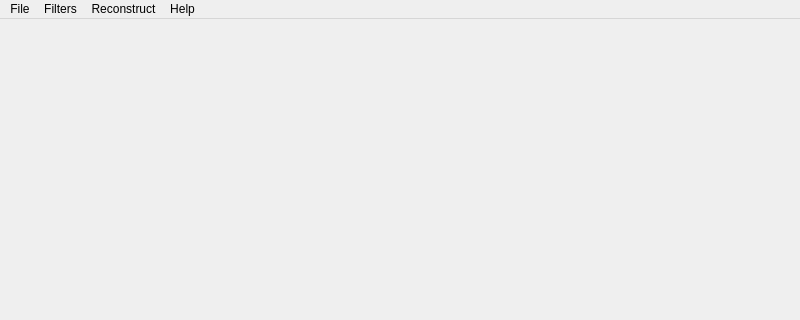
Before: the Qt Designer form mantidimaging/gui/ui/main_window.ui in mantidproject/mantidimaging, drawn with Qt 5; both pictures show x 0 to 800 and y 0 to 320 of the 800 by 600 pixel window.
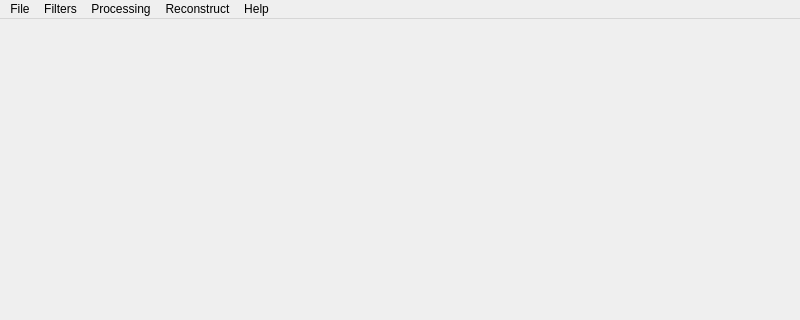
After: the same form once the commit is applied. Icons and pictures are not drawn.

Commit message:
Add new filter window
Re #138

Diff of the .ui file:
```diff
--- a/mantidimaging/gui/ui/main_window.ui
+++ b/mantidimaging/gui/ui/main_window.ui
@@ -50,6 +50,12 @@
     <addaction name="separator"/>
     <addaction name="actionTomopy"/>
    </widget>
+   <widget class="QMenu" name="menuProcessing">
+    <property name="title">
+     <string>Processing</string>
+    </property>
+    <addaction name="actionFilters"/>
+   </widget>
    <widget class="QMenu" name="menuHelp">
     <property name="title">
      <string>Help</string>
@@ -58,6 +64,7 @@
    </widget>
    <addaction name="menuFile"/>
    <addaction name="menuFilters"/>
+   <addaction name="menuProcessing"/>
    <addaction name="menuReconstruct"/>
    <addaction name="menuHelp"/>
   </widget>
```
Left out of the diff: 5 changed lines with no effect on the pictures. The commit also changes 6 other files.
